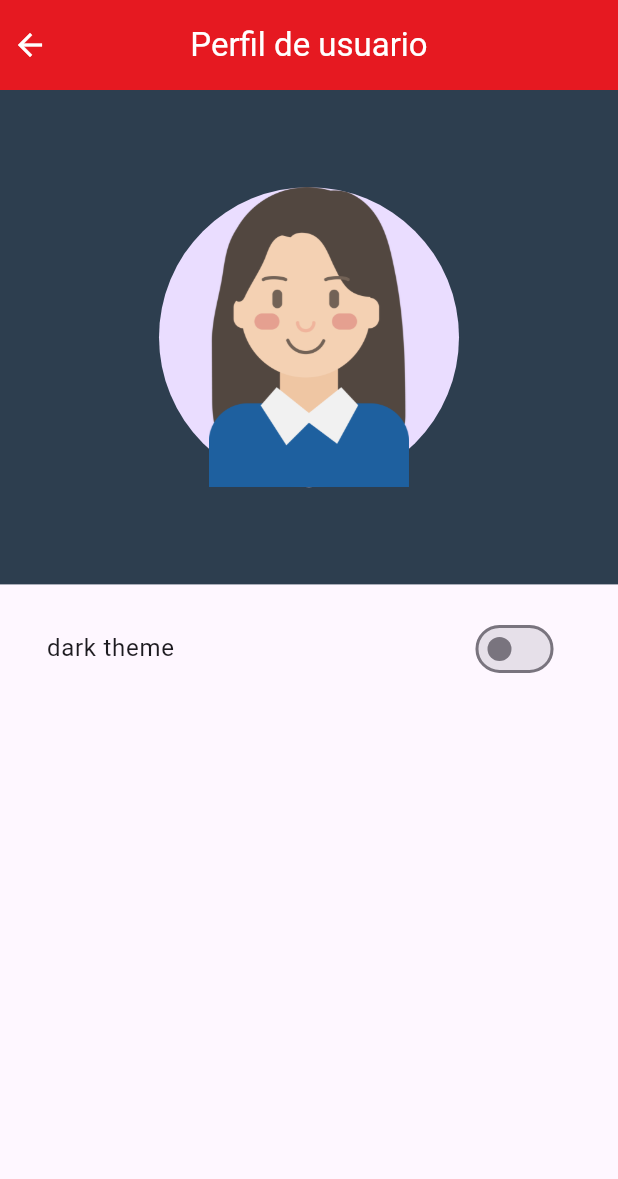
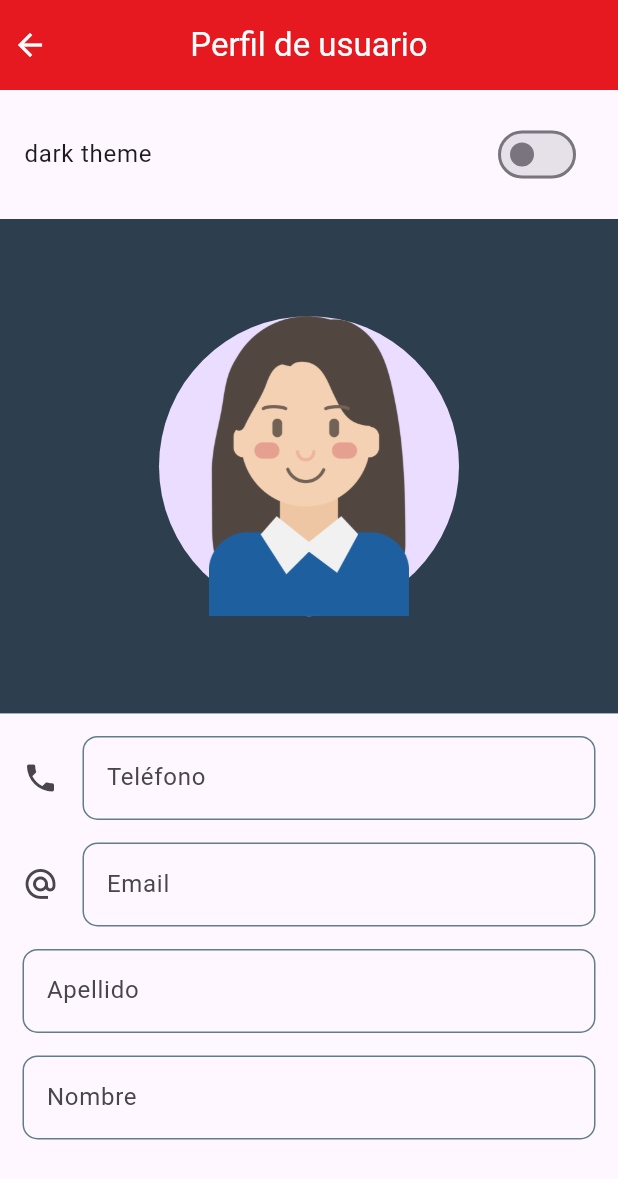
Before and after one commit to Carla-Racciatti/TP2Flutter_grupo3, a Flutter app: the ProfileScreen screen opened by its route, on a phone screen of 412 x 824 dp. Shown: the top 1179 px of the screen. Run offline on Flutter 3.47's test engine with Material 3 defaults, Android fonts, the phone set to English and light mode, and no system bars; our stand-ins replace shared_preferences; accounts and stored records are empty.

Commit message:
Actualizo profile screen con el fomulario

```diff
--- a/lib/helpers/preferences.dart
+++ b/lib/helpers/preferences.dart
@@ -2,14 +2,63 @@ import 'package:shared_preferences/shared_preferences.dart';
 
 class Preferences {
   static const _themeKey = 'isDarkMode';
+  static const _telefonoKey = 'telefono';
+  static const _emailKey = 'email';
+  static const _apellidoKey = 'apellido';
+  static const _nombreKey = 'nombre';
 
+  // Tema
   static Future<bool> getThemePreference() async {
     final prefs = await SharedPreferences.getInstance();
-    return prefs.getBool(_themeKey) ?? false;  // false por defecto (modo claro)
+    return prefs.getBool(_themeKey) ?? false; // false por defecto (modo claro)
   }
 
   static Future<void> setThemePreference(bool isDarkMode) async {
     final prefs = await SharedPreferences.getInstance();
     await prefs.setBool(_themeKey, isDarkMode);
   }
+
+  // Teléfono
+  static Future<String> getTelefono() async {
+    final prefs = await SharedPreferences.getInstance();
+    return prefs.getString(_telefonoKey) ?? ''; // Vacío por defecto
+  }
+
+  static Future<void> setTelefono(String telefono) async {
+    final prefs = await SharedPreferences.getInstance();
+    await prefs.setString(_telefonoKey, telefono);
+  }
+
+  // Email
+  static Future<String> getEmail() async {
+    final prefs = await SharedPreferences.getInstance();
+    return prefs.getString(_emailKey) ?? '';
+  }
+
+  static Future<void> setEmail(String email) async {
+    final prefs = await SharedPreferences.getInstance();
+    await prefs.setString(_emailKey, email);
+  }
+
+  // Apellido
+  static Future<String> getApellido() async {
+    final prefs = await SharedPreferences.getInstance();
+    return prefs.getString(_apellidoKey) ?? '';
+  }
+
+  static Future<void> setApellido(String apellido) async {
+    final prefs = await SharedPreferences.getInstance();
+    await prefs.setString(_apellidoKey, apellido);
+  }
+
+  // Nombre
+  static Future<String> getNombre() async {
+    final prefs = await SharedPreferences.getInstance();
+    return prefs.getString(_nombreKey) ?? '';
+  }
+
+  static Future<void> setNombre(String nombre) async {
+    final prefs = await SharedPreferences.getInstance();
+    await prefs.setString(_nombreKey, nombre);
+  }
 }
--- a/lib/screens/profile_screen.dart
+++ b/lib/screens/profile_screen.dart
@@ -1,9 +1,7 @@
 import 'package:flutter/material.dart';
 import 'package:flutter_app/widgets/custom_app_bar.dart';
-//import 'package:flutter_app/helpers/preferences.dart';
-//import 'package:flutter_app/providers/theme_provider.dart';
-import 'package:flutter_app/widgets/theme_switch_widget.dart';
-//import 'package:provider/provider.dart';
+import 'package:flutter_app/widgets/theme_switch_widget.dart';  // Asegúrate de tener el switch en el archivo adecuado
+import 'package:flutter_app/widgets/form_profile.dart';
 
 class ProfileScreen extends StatelessWidget {
   const ProfileScreen({super.key});
@@ -19,7 +17,14 @@ class ProfileScreen extends StatelessWidget {
       body: SingleChildScrollView(
         child: Column(
           children: [
+            // Agrega el Switch aquí si lo necesitas
+            const Padding(
+              padding: EdgeInsets.symmetric(vertical: 15),
+              child: ThemeSwitchWidget(),  // Asegúrate de tener este widget correctamente implementado
+            ),
+
             HeaderProfile(size: size),
+
             const Padding(
               padding: EdgeInsets.all(15.0),
               child: BodyProfile(),
@@ -36,7 +41,7 @@ class BodyProfile extends StatelessWidget {
 
   @override
   Widget build(BuildContext context) {
-    return ThemeSwitchWidget();
+    return FormProfile();  // Aquí sigue mostrando el formulario
   }
 }
 
--- /dev/null
+++ b/lib/widgets/form_profile.dart
@@ -0,0 +1,94 @@
+import 'package:flutter/material.dart';
+import 'package:flutter_app/helpers/preferences.dart';
+
+class FormProfile extends StatefulWidget {
+  const FormProfile({Key? key}) : super(key: key);
+
+  @override
+  _FormProfileState createState() => _FormProfileState();
+}
+
+class _FormProfileState extends State<FormProfile> {
+  late Future<String> _telefonoFuture;
+  late Future<String> _emailFuture;
+  late Future<String> _apellidoFuture;
+  late Future<String> _nombreFuture;
+
+  @override
+  void initState() {
+    super.initState();
+    // Inicializamos las variables future con los métodos asincrónicos.
+    _telefonoFuture = Preferences.getTelefono();
+    _emailFuture = Preferences.getEmail();
+    _apellidoFuture = Preferences.getApellido();
+    _nombreFuture = Preferences.getNombre();
+  }
+
+  @override
+  Widget build(BuildContext context) {
+    return FutureBuilder(
+      future: Future.wait([_telefonoFuture, _emailFuture, _apellidoFuture, _nombreFuture]),
+      builder: (context, snapshot) {
+        if (snapshot.connectionState == ConnectionState.waiting) {
+          return const CircularProgressIndicator();  // Cargar mientras esperamos.
+        }
+
+        if (snapshot.hasError) {
+          return Text('Error: ${snapshot.error}');
+        }
+
+        // Obtenemos los valores de los datos almacenados.
+        final telefono = snapshot.data![0];
+        final email = snapshot.data![1];
+        final apellido = snapshot.data![2];
+        final nombre = snapshot.data![3];
+
+        return Column(
+          children: [
+            TextFormField(
+              initialValue: telefono,
+              onChanged: (value) {
+                Preferences.setTelefono(value);
+              },
+              decoration: const InputDecoration(
+                labelText: 'Teléfono',
+                icon: Icon(Icons.phone), // Aquí usamos el widget Icon con const
+              ),
+            ),
+            const SizedBox(height: 15),
+            TextFormField(
+              initialValue: email,
+              onChanged: (value) {
+                Preferences.setEmail(value);
+              },
+              decoration: const InputDecoration(
+                labelText: 'Email',
+                icon: Icon(Icons.alternate_email_outlined), // Aquí también usamos el widget Icon con const
+              ),
+            ),
+            const SizedBox(height: 15),
+            TextFormField(
+              initialValue: apellido,
+              onChanged: (value) {
+                Preferences.setApellido(value);
+              },
+              decoration: const InputDecoration(
+                labelText: 'Apellido',
+              ),
+            ),
+            const SizedBox(height: 15),
+            TextFormField(
+              initialValue: nombre,
+              onChanged: (value) {
+                Preferences.setNombre(value);
+              },
+              decoration: const InputDecoration(
+                labelText: 'Nombre',
+              ),
+            ),
+          ],
+        );
+      },
+    );
+  }
+}
```
